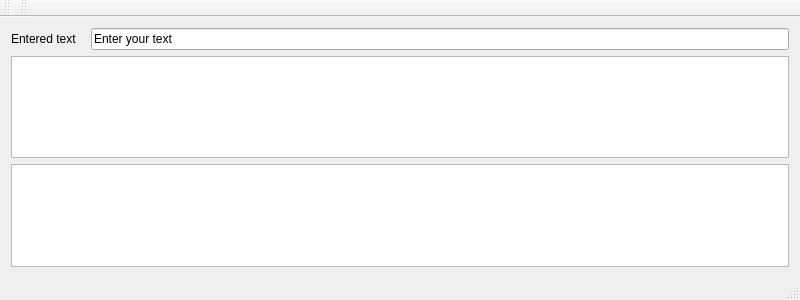
This is GeneradorBaseDatos/mainwindow.ui in PaulMaxAvalosAguilar/QTSQLGenerator as Qt 5 draws it before an edit. The edited form follows.
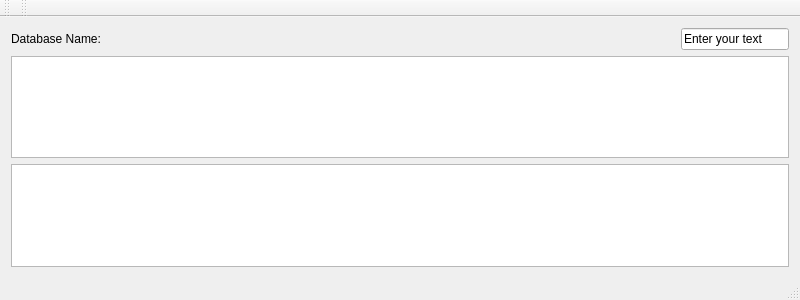
This is the edited form.

What changed in the file:
```diff
--- a/GeneradorBaseDatos/mainwindow.ui
+++ b/GeneradorBaseDatos/mainwindow.ui
@@ -19,7 +19,7 @@
    </property>
    <layout class="QVBoxLayout" name="verticalLayout">
     <item>
-     <layout class="QHBoxLayout" name="horizontalLayout" stretch="0,0">
+     <layout class="QHBoxLayout" name="horizontalLayout" stretch="0,0,0">
       <property name="spacing">
        <number>14</number>
       </property>
@@ -28,13 +28,56 @@
       </property>
       <item>
        <widget class="QLabel" name="label">
+        <property name="sizePolicy">
+         <sizepolicy hsizetype="Fixed" vsizetype="Expanding">
+          <horstretch>0</horstretch>
+          <verstretch>0</verstretch>
+         </sizepolicy>
+        </property>
+        <property name="maximumSize">
+         <size>
+          <width>16777215</width>
+          <height>16777215</height>
+         </size>
+        </property>
         <property name="text">
-         <string>Entered text</string>
+         <string>Database Name:</string>
         </property>
        </widget>
       </item>
+      <item>
+       <spacer name="horizontalSpacer">
+        <property name="orientation">
+         <enum>Qt::Horizontal</enum>
+        </property>
+        <property name="sizeHint" stdset="0">
+         <size>
+          <width>40</width>
+          <height>20</height>
+         </size>
+        </property>
+       </spacer>
+      </item>
       <item>
        <widget class="QLineEdit" name="lineEdit">
+        <property name="sizePolicy">
+         <sizepolicy hsizetype="Fixed" vsizetype="Expanding">
+          <horstretch>0</horstretch>
+          <verstretch>0</verstretch>
+         </sizepolicy>
+        </property>
+        <property name="minimumSize">
+         <size>
+          <width>0</width>
+          <height>0</height>
+         </size>
+        </property>
+        <property name="maximumSize">
+         <size>
+          <width>16777215</width>
+          <height>16777215</height>
+         </size>
+        </property>
         <property name="text">
          <string>Enter your text</string>
         </property>
```
Left out of the diff: 6 changed lines with no effect on the pictures.
